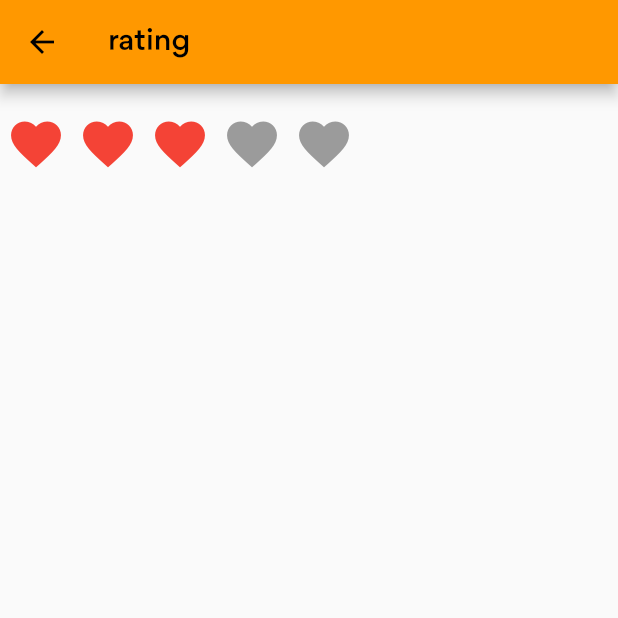
After one commit to ezzat2019/fot_test, a Flutter app: the screen it shows after launch, after a tap on "rating bar", on a phone screen of 412 x 824 dp, the top half of it. The commit adds this screen. Run offline on Flutter 3.47's test engine with Material 2 defaults, Android fonts, the phone set to English and light mode, and no system bars; drawn by our look-alikes of flutter_rating_bar; our stand-ins replace cached_network_image, connectivity, email_validator, firebase_auth, firebase_core, firebase_database and 3 more; accounts and stored records are empty; network calls fail.

Commit message:
rating assets

```diff
--- a/lib/main.dart
+++ b/lib/main.dart
@@ -28,6 +28,8 @@ class MyApp extends StatelessWidget {
       debugShowCheckedModeBanner: false,
       theme: ThemeData(
         primarySwatch: Colors.orange,
+        fontFamily: "Gordita"
+
       ),
       home: LoginScreen(),
     );
--- a/lib/ui/auth/login_screen.dart
+++ b/lib/ui/auth/login_screen.dart
@@ -4,6 +4,7 @@ import 'package:fot_test/generated/l10n.dart';
 import 'package:fot_test/ui/auth/register_screen.dart';
 import 'package:fot_test/ui/home/HomePage.dart';
 import 'package:fot_test/ui/home/add/add_screen.dart';
+import 'package:fot_test/ui/rating_bar_screen.dart';
 import 'package:fot_test/utils/helpers/api_helper.dart';
 
 class LoginScreen extends StatefulWidget {
@@ -111,6 +112,16 @@ class _LoginScreenState extends State<LoginScreen> {
 
 
                 },child: Text(S.of(context).change),),
+                SizedBox(height: 30,),
+                ElevatedButton(onPressed: () {
+
+
+                Navigator.of(context)
+                    .push(MaterialPageRoute(builder: (context) =>
+                    RatingBarScreen() ,));
+
+
+                },child: Text("rating bar"),),
                 SizedBox(height: 200,),
               ],
             ),
--- /dev/null
+++ b/lib/ui/rating_bar_screen.dart
@@ -0,0 +1,41 @@
+import 'package:flutter/material.dart';
+import 'package:flutter_rating_bar/flutter_rating_bar.dart';
+
+class RatingBarScreen extends StatefulWidget {
+  const RatingBarScreen({Key key}) : super(key: key);
+
+  @override
+  _RatingBarScreenState createState() => _RatingBarScreenState();
+}
+
+class _RatingBarScreenState extends State<RatingBarScreen> {
+  @override
+  Widget build(BuildContext context) {
+    return Scaffold(
+        appBar: AppBar(title: Text("rating "),),
+
+        body:Column(children: [
+          SizedBox(height: 20,),
+      RatingBar.builder(
+        initialRating: 3,
+        minRating: 1,
+        direction: Axis.horizontal,
+        allowHalfRating: true,
+        itemCount: 5,
+        itemPadding: EdgeInsets.symmetric(horizontal: 4.0),
+        itemBuilder: (context, _) => Icon(
+          Icons.favorite,
+          color: Colors.red,
+        ),
+        onRatingUpdate: (rating) {
+
+
+
+        },
+      )
+
+        ],)
+
+    );
+  }
+}
```
Also changed, not shown: lib/data/add/rating_model.dart (added, +22 -0 lines), lib/ui/home/add/add_screen.dart (+34 -1 lines), lib/ui/home/all_product_screen.dart (+37 -2 lines), pubspec.yaml (+10 -13 lines), assets/fonts/Gordita-Bold.otf (added), assets/fonts/Gordita-Medium.otf (added), assets/fonts/Gordita-Regular.otf (added), pubspec.lock.
